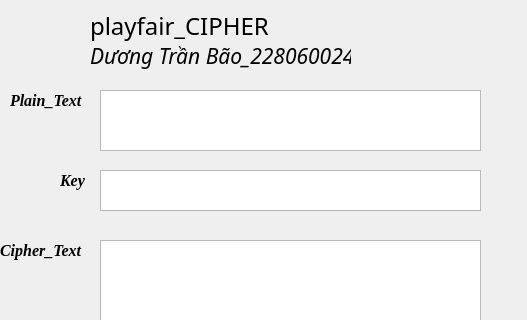
Qt form Lab03/ui/vigenere.ui (DTStormBoBo/THBMTTNC_-0244-) before a commit; both pictures show x 0 to 527 and y 0 to 320 of the 527 by 461 pixel window.
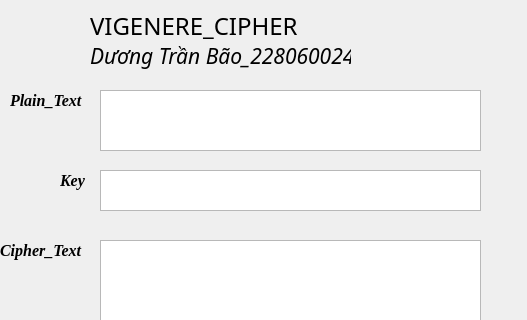
The same form after that commit.

Commit message: lab03(caesar,playfair,railfence,vegenere)

```diff
--- a/Lab03/ui/vigenere.ui
+++ b/Lab03/ui/vigenere.ui
@@ -52,7 +52,7 @@
      </font>
     </property>
     <property name="text">
-     <string>playfair_CIPHER</string>
+     <string>VIGENERE_CIPHER</string>
     </property>
    </widget>
    <widget class="QLabel" name="label_2">
```
The commit also changes 6 other files.
